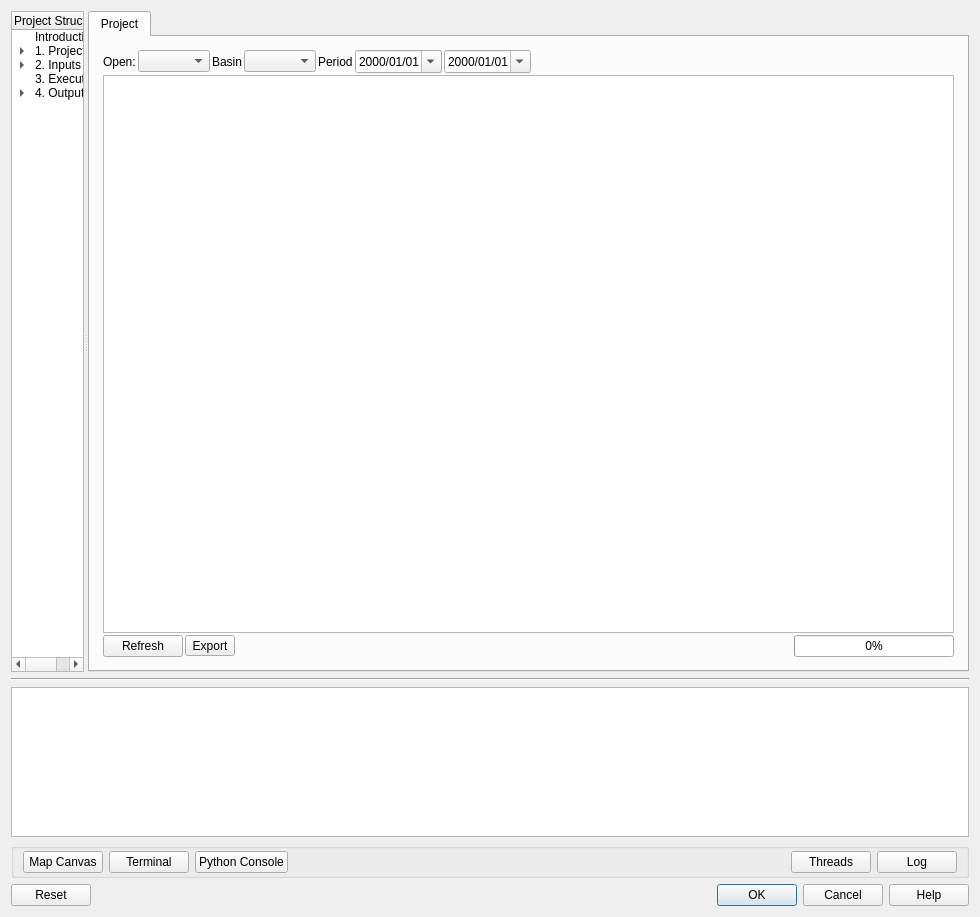
Qt form src/mhm_qgis/qt/ui/forms/mhm_qgis_main.ui (mhm-ufz/mHM-QGIS) before a commit.
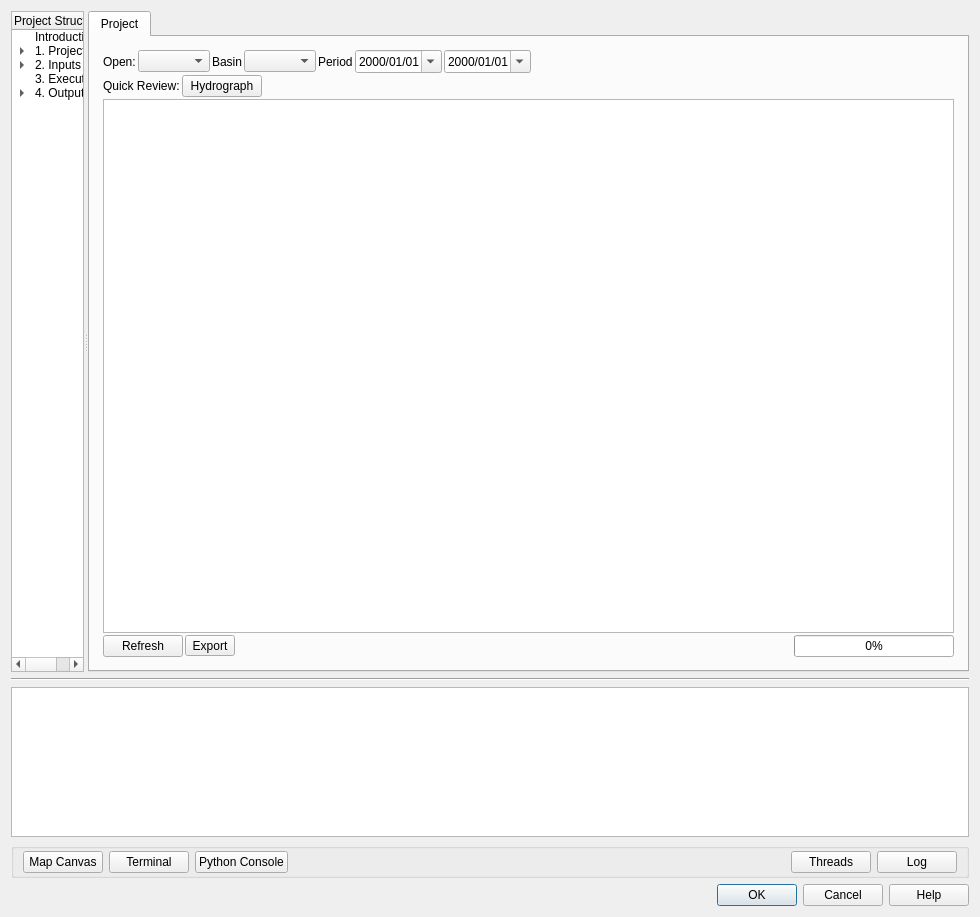
The same form after that commit. The open tabs and pages were chosen to show the change. Icons and pictures are not drawn. Custom widgets are drawn as their Qt base class.

Patch:
```diff
--- a/src/mhm_qgis/qt/ui/forms/mhm_qgis_main.ui
+++ b/src/mhm_qgis/qt/ui/forms/mhm_qgis_main.ui
@@ -7168,6 +7168,40 @@
               </item>
              </layout>
             </item>
+            <item>
+             <layout class="QHBoxLayout" name="horizontalLayout_quickReview">
+              <property name="topMargin">
+               <number>0</number>
+              </property>
+              <item>
+               <widget class="QLabel" name="label_quickReview">
+                <property name="text">
+                 <string>Quick Review:</string>
+                </property>
+               </widget>
+              </item>
+              <item>
+               <widget class="QPushButton" name="pushButton_quickReviewHydrograph">
+                <property name="text">
+                 <string>Hydrograph</string>
+                </property>
+               </widget>
+              </item>
+              <item>
+               <spacer name="horizontalSpacer_quickReview">
+                <property name="orientation">
+                 <enum>Qt::Horizontal</enum>
+                </property>
+                <property name="sizeHint" stdset="0">
+                 <size>
+                  <width>40</width>
+                  <height>20</height>
+                 </size>
+                </property>
+               </spacer>
+              </item>
+             </layout>
+            </item>
             <item>
              <layout class="QHBoxLayout" name="horizontalLayout_postNavigation">
               <item>
@@ -7333,7 +7367,7 @@
       <enum>Qt::Horizontal</enum>
      </property>
      <property name="standardButtons">
-      <set>QDialogButtonBox::Cancel|QDialogButtonBox::Help|QDialogButtonBox::Ok|QDialogButtonBox::Reset</set>
+      <set>QDialogButtonBox::Cancel|QDialogButtonBox::Help|QDialogButtonBox::Ok</set>
      </property>
     </widget>
    </item>
```
Left out of the diff: 35 changed lines with no effect on the pictures.
